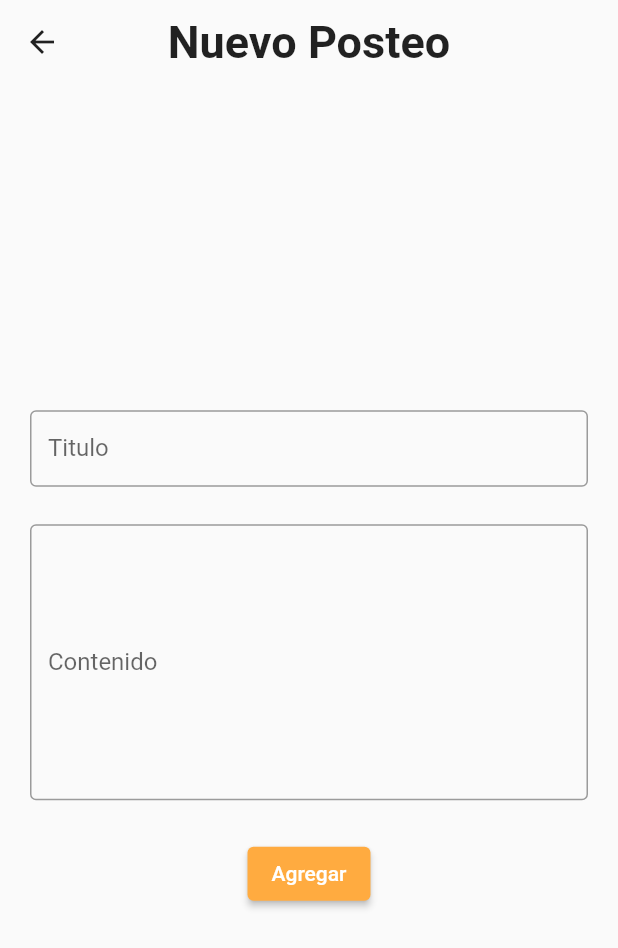
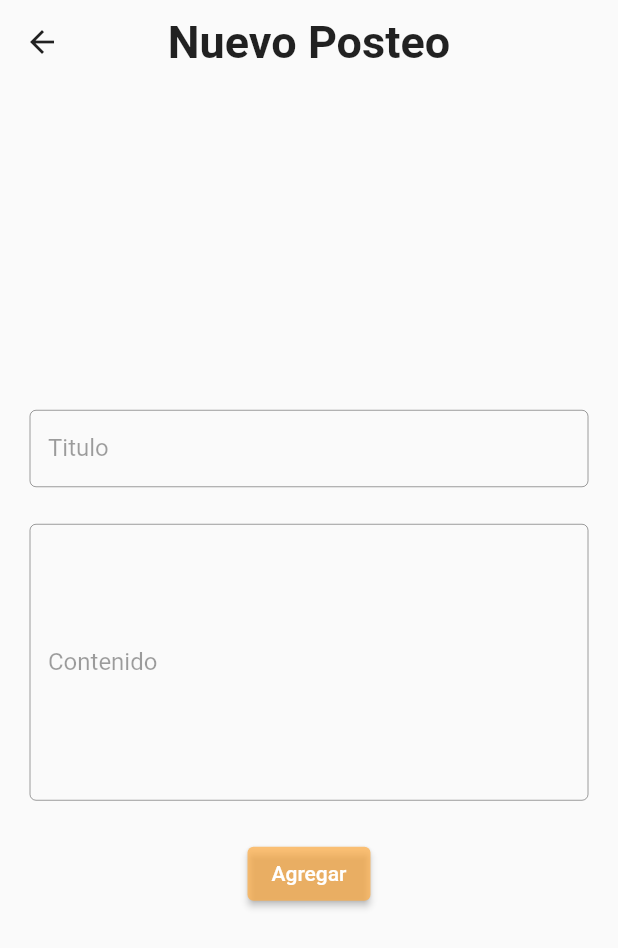
Before and after one commit to marventu94/flutter_challenge, a Flutter app: the PostAddPage screen opened directly, on a phone screen of 412 x 824 dp. Shown: the top 948 px of the screen. Run offline on Flutter 3.47's test engine with Material 2 defaults, Android fonts, the phone set to English and light mode, and no system bars; our stand-ins replace dartz, dio, equatable, shared_preferences; missing offline and left inert: data_connection_checker_tv; accounts and stored records are empty.

Commit message:
small fixes

```diff
--- a/lib/features/home/data/models/basic_user_model.dart
+++ b/lib/features/home/data/models/basic_user_model.dart
@@ -17,8 +17,4 @@ class BasicUserModel {
   factory BasicUserModel.empty() {
     return BasicUserModel(username: '', password: '');
   }
-
-  bool authenticate() {
-    return username == "challenge@fudo" && password == "password";
-  }
 }
--- a/lib/features/home/display/pages/log_in_page.dart
+++ b/lib/features/home/display/pages/log_in_page.dart
@@ -73,7 +73,8 @@ class _LogInPageState extends State<LogInPage> {
                     const SizedBox(height: 25),
                     ElevatedButton(
                       onPressed: () {
-                        if (userLogIn.authenticate()) {
+                        if (userLogIn.username == "challenge@fudo" &&
+                            userLogIn.password == "password") {
                           Navigator.of(context).push(
                             MaterialPageRoute(
                               builder: (context) => const HomePage(),
--- a/lib/features/post/data/repositories/post_repository_impl.dart
+++ b/lib/features/post/data/repositories/post_repository_impl.dart
@@ -47,8 +47,8 @@ class PostRepositoryImpl implements PostRepository {
 
   @override
   Future<Either<Failure, Unit>> addPost(Post post) async {
-    final PostModel postModel = PostModel(title: post.title, body: post.body);
     if (await networkInfo.isConnected!) {
+      final PostModel postModel = PostModel(title: post.title, body: post.body);
       await remoteDataSource.addPost(postModel);
       return const Right(unit);
     } else {
--- a/lib/features/post/display/pages/post_add_page.dart
+++ b/lib/features/post/display/pages/post_add_page.dart
@@ -1,4 +1,6 @@
 import 'package:flutter/material.dart';
+import 'package:flutter_challenge/core/errors/failures.dart';
+import 'package:flutter_challenge/features/post/display/provider/posts_provider.dart';
 import 'package:provider/provider.dart';
 
 import '../../../../core/string/app_string.dart';
@@ -6,12 +8,22 @@ import '../../../../core/util/snackbar_message.dart';
 import '../provider/post_add_provider.dart';
 import '../widgets/form_add_post.dart';
 
-class PostAddPage extends StatelessWidget {
+class PostAddPage extends StatefulWidget {
   const PostAddPage({super.key});
+
+  @override
+  State<PostAddPage> createState() => _PostAddPageState();
+}
+
+class _PostAddPageState extends State<PostAddPage> {
+  UniqueKey formKey = UniqueKey();
 
   @override
   Widget build(BuildContext context) {
     String? message = Provider.of<PostAddProvider>(context).message;
+    Failure? failure = Provider.of<PostAddProvider>(context).failure;
+    bool? isConnected = Provider.of<PostsProvider>(context).isConnected;
+
     if (message != null) {
       WidgetsBinding.instance.addPostFrameCallback((timeStamp) {
         SnakBarMessage().showSuccessSnackBar(
@@ -19,18 +31,34 @@ class PostAddPage extends StatelessWidget {
           context: context,
         );
         Provider.of<PostAddProvider>(context, listen: false).cleanMessage();
-        Navigator.pop(context);
+        setState(() {
+          formKey = UniqueKey();
+        });
       });
     }
+
+    if (failure != null) {
+      WidgetsBinding.instance.addPostFrameCallback((timeStamp) {
+        SnakBarMessage().showErrorSnackBar(
+          message: failure.errorMessage!,
+          context: context,
+        );
+        Provider.of<PostAddProvider>(context, listen: false).cleanFailure();
+      });
+    }
+
     return Scaffold(
       appBar: AppBar(
         centerTitle: true,
         title: Text(AppString.postAdd),
       ),
-      body: const Center(
+      body: Center(
         child: Padding(
-          padding: EdgeInsets.symmetric(horizontal: 20.00),
-          child: FormAddPost(),
+          padding: const EdgeInsets.symmetric(horizontal: 20.00),
+          child: FormAddPost(
+            key: formKey,
+            isConnected: isConnected ?? false,
+          ),
         ),
       ),
     );
--- a/lib/features/post/display/pages/posts_view.dart
+++ b/lib/features/post/display/pages/posts_view.dart
@@ -18,8 +18,10 @@ class PostsView extends StatefulWidget {
 class _PostsViewState extends State<PostsView> {
   @override
   void initState() {
-    Provider.of<PostsProvider>(context, listen: false).eitherFailureOrPosts();
     super.initState();
+    WidgetsBinding.instance.addPostFrameCallback((_) {
+      Provider.of<PostsProvider>(context, listen: false).eitherFailureOrPosts();
+    });
   }
 
   @override
@@ -35,6 +37,7 @@ class _PostsViewState extends State<PostsView> {
           message: AppString.noConnection,
           context: context,
         );
+        Provider.of<PostsProvider>(context).cleanIsConnected();
       });
     }
 
--- a/lib/features/post/display/provider/post_add_provider.dart
+++ b/lib/features/post/display/provider/post_add_provider.dart
@@ -34,7 +34,7 @@ class PostAddProvider extends ChangeNotifier {
         failure = newFailure;
         notifyListeners();
       },
-      (_) {
+      (_) async {
         message = AppString.postSavedSuccessfully;
         failure = null;
         notifyListeners();
@@ -45,4 +45,8 @@ class PostAddProvider extends ChangeNotifier {
   void cleanMessage() {
     message = null;
   }
+
+  void cleanFailure() {
+    failure = null;
+  }
 }
--- a/lib/features/post/display/provider/posts_provider.dart
+++ b/lib/features/post/display/provider/posts_provider.dart
@@ -44,4 +44,8 @@ class PostsProvider extends ChangeNotifier {
       },
     );
   }
+
+  void cleanIsConnected() {
+    isConnected = null;
+  }
 }
--- a/lib/features/post/display/widgets/form_add_post.dart
+++ b/lib/features/post/display/widgets/form_add_post.dart
@@ -7,7 +7,8 @@ import '../../domain/entities/posts.dart';
 import '../provider/post_add_provider.dart';
 
 class FormAddPost extends StatefulWidget {
-  const FormAddPost({super.key});
+  const FormAddPost({super.key, required this.isConnected});
+  final bool isConnected;
 
   @override
   State<FormAddPost> createState() => _FormAddPostState();
@@ -34,6 +35,7 @@ class _FormAddPostState extends State<FormAddPost> {
       children: [
         TextFormField(
           controller: titleController,
+          enabled: widget.isConnected,
           decoration: InputDecoration(
             isDense: true,
             border: const OutlineInputBorder(),
@@ -43,6 +45,7 @@ class _FormAddPostState extends State<FormAddPost> {
         const SizedBox(height: 25),
         TextFormField(
           controller: bodyController,
+          enabled: widget.isConnected,
           maxLines: 8,
           decoration: InputDecoration(
             isDense: true,
@@ -53,18 +56,19 @@ class _FormAddPostState extends State<FormAddPost> {
         const SizedBox(height: 25),
         ElevatedButton(
           style: ElevatedButton.styleFrom(
-            backgroundColor: clicked
+            backgroundColor: clicked || !widget.isConnected
                 ? themeData.colorScheme.primary.withOpacity(0.7)
                 : themeData.colorScheme.primary,
           ),
           onPressed: () {
-            if (titleController.text.isEmpty || bodyController.text.isEmpty) {
-              SnakBarMessage().showErrorSnackBar(
-                message: AppString.emptyFields,
-                context: context,
-              );
-            }
             if (!clicked) {
+              if (titleController.text.isEmpty || bodyController.text.isEmpty) {
+                SnakBarMessage().showErrorSnackBar(
+                  message: AppString.emptyFields,
+                  context: context,
+                );
+                return;
+              }
               setState(() {
                 clicked = true;
               });
@@ -83,13 +87,4 @@ class _FormAddPostState extends State<FormAddPost> {
       ],
     );
   }
-
-  cleanUp() {
-    FocusScope.of(context).unfocus();
-    titleController.text = '';
-    bodyController.text = '';
-    setState(() {
-      clicked = false;
-    });
-  }
 }
--- a/lib/features/user/display/pages/users_view.dart
+++ b/lib/features/user/display/pages/users_view.dart
@@ -18,8 +18,10 @@ class UsersView extends StatefulWidget {
 class _UsersViewState extends State<UsersView> {
   @override
   void initState() {
-    Provider.of<UsersProvider>(context, listen: false).eitherFailureOrUsers();
     super.initState();
+    WidgetsBinding.instance.addPostFrameCallback((_) {
+      Provider.of<UsersProvider>(context, listen: false).eitherFailureOrUsers();
+    });
   }
 
   @override
@@ -35,6 +37,7 @@ class _UsersViewState extends State<UsersView> {
           message: AppString.noConnection,
           context: context,
         );
+        Provider.of<UsersProvider>(context).cleanIsConnected();
       });
     }
 
--- a/lib/features/user/display/provider/users_provider.dart
+++ b/lib/features/user/display/provider/users_provider.dart
@@ -42,4 +42,8 @@ class UsersProvider extends ChangeNotifier {
       },
     );
   }
+
+  void cleanIsConnected() {
+    isConnected = null;
+  }
 }
```
